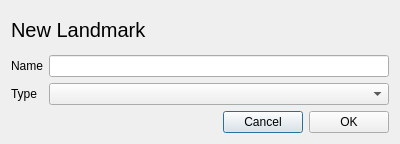
Old version of the form bnbnav-frontend/newlandmarkdialog.ui in the repository vicr123/bnbnav.
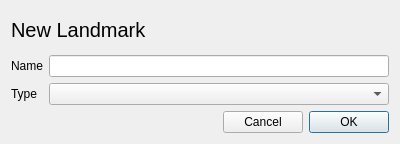
New version of the form.

Diff of the .ui file:
```diff
--- a/bnbnav-frontend/newlandmarkdialog.ui
+++ b/bnbnav-frontend/newlandmarkdialog.ui
@@ -73,6 +73,9 @@
        <property name="text">
         <string>OK</string>
        </property>
+       <property name="default">
+        <bool>true</bool>
+       </property>
       </widget>
      </item>
     </layout>
```
